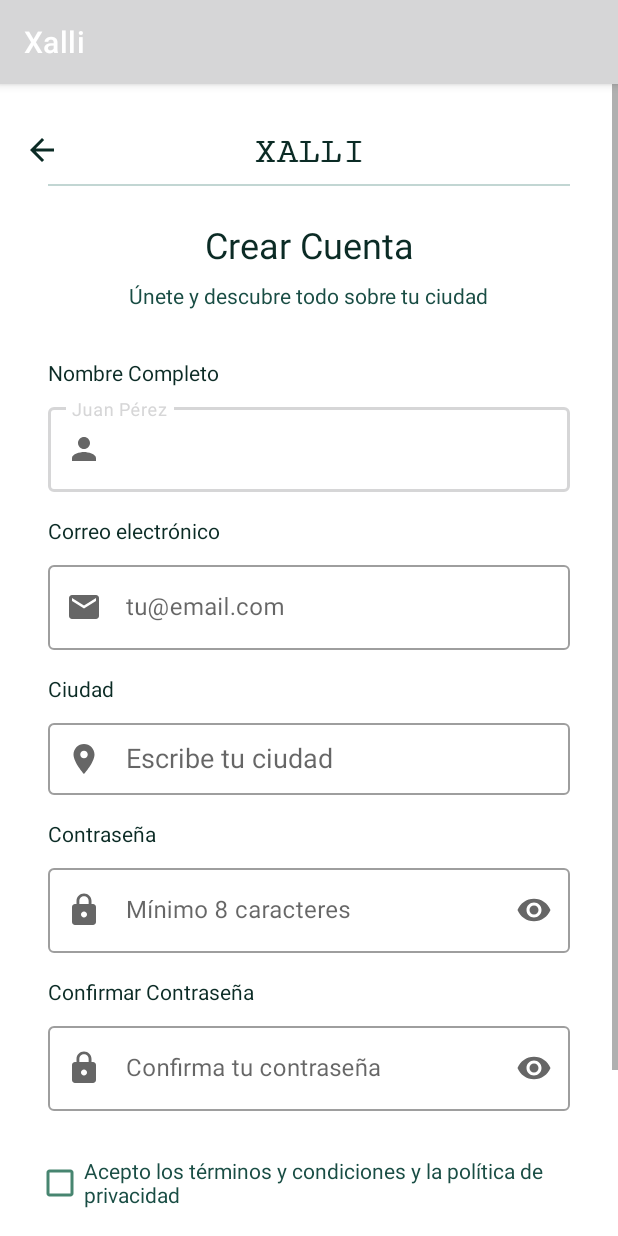
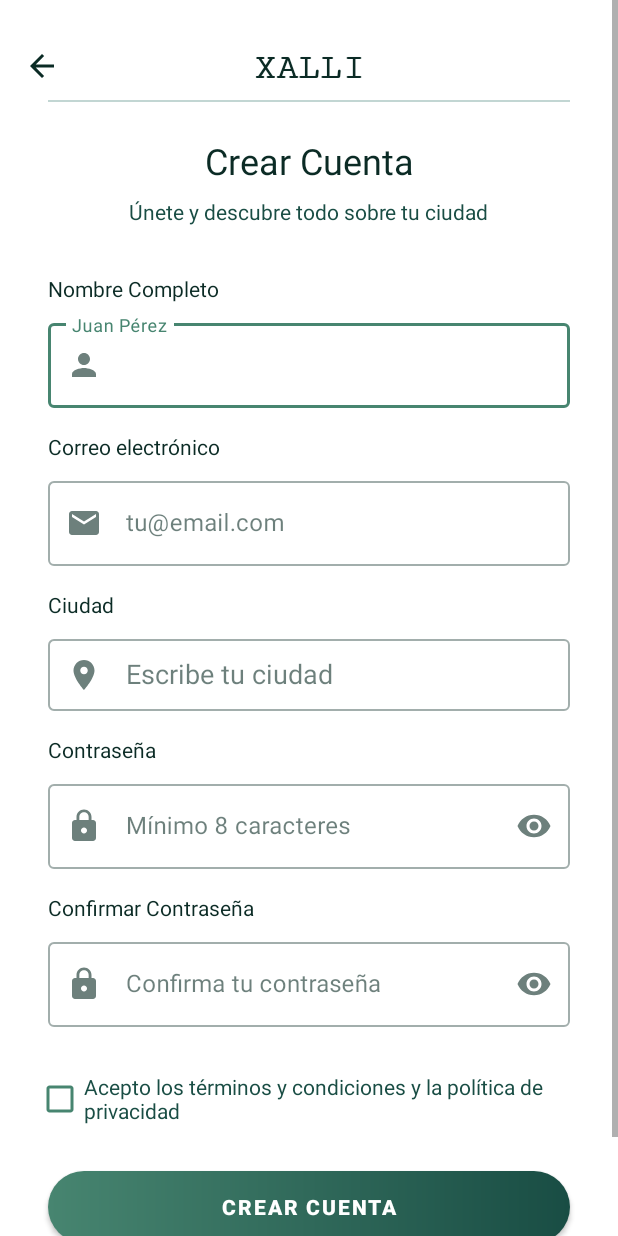
Before and after one commit to BrandonRamirez8/Hackatec_25, an Android app: the Register screen opened directly, with no data from a screen before it, on a phone screen of 412 x 824 dp. Run offline under Robolectric (Android 15) with nearby library versions, the phone set to English and light mode, and no system bars.

Commit message:
Solución al problema de arranque y ajustes de tema

```diff
--- a/app/src/main/AndroidManifest.xml
+++ b/app/src/main/AndroidManifest.xml
@@ -16,7 +16,12 @@
             android:exported="false" />
         <activity
             android:name=".Login"
-            android:exported="false" />
+            android:exported="true">
+            <intent-filter>
+                <action android:name="android.intent.action.MAIN" />
+                <category android:name="android.intent.category.LAUNCHER" />
+            </intent-filter>
+        </activity>
         <activity
             android:name=".MainActivity"
             android:exported="false" />
--- a/app/src/main/res/values-night/themes.xml
+++ b/app/src/main/res/values-night/themes.xml
@@ -1,16 +1,27 @@
+<?xml version="1.0" encoding="utf-8"?>
 <resources xmlns:tools="http://schemas.android.com/tools">
-    <!-- Base application theme. -->
-    <style name="Theme.Xalli" parent="Theme.MaterialComponents.DayNight.DarkActionBar">
-        <!-- Primary brand color. -->
-        <item name="colorPrimary">@color/purple_200</item>
-        <item name="colorPrimaryVariant">@color/purple_700</item>
-        <item name="colorOnPrimary">@color/black</item>
-        <!-- Secondary brand color. -->
-        <item name="colorSecondary">@color/teal_200</item>
-        <item name="colorSecondaryVariant">@color/teal_200</item>
-        <item name="colorOnSecondary">@color/black</item>
-        <!-- Status bar color. -->
-        <item name="android:statusBarColor">?attr/colorPrimaryVariant</item>
-        <!-- Customize your theme here. -->
+    <style name="Theme.Xalli" parent="Theme.MaterialComponents.DayNight.NoActionBar">
+        <!-- Primary branding colors -->
+        <item name="colorPrimary">@color/brunswick_green</item>
+        <item name="colorPrimaryVariant">@color/dark_green</item>
+        <item name="colorOnPrimary">@color/white</item>
+
+        <!-- Secondary branding colors -->
+        <item name="colorSecondary">@color/cambridge_blue</item>
+        <item name="colorSecondaryVariant">@color/ash_gray</item>
+        <item name="colorOnSecondary">@color/dark_green</item>
+
+        <!-- Background and surface -->
+        <item name="android:colorBackground">@color/dark_green</item>
+        <item name="colorSurface">@color/brunswick_green</item>
+        <item name="colorOnSurface">@color/ash_gray</item>
+
+        <!-- Text and links -->
+        <item name="android:textColor">@color/ash_gray</item>
+        <item name="android:textColorLink">@color/cambridge_blue</item>
+
+        <!-- Status bar and navigation bar -->
+        <item name="android:statusBarColor" tools:targetApi="l">@color/dark_green</item>
+        <item name="android:navigationBarColor" tools:targetApi="l">@color/brunswick_green</item>
     </style>
 </resources>
--- a/app/src/main/res/values/themes.xml
+++ b/app/src/main/res/values/themes.xml
@@ -1,16 +1,27 @@
+<?xml version="1.0" encoding="utf-8"?>
 <resources xmlns:tools="http://schemas.android.com/tools">
-    <!-- Base application theme. -->
-    <style name="Theme.Xalli" parent="Theme.MaterialComponents.DayNight.DarkActionBar">
-        <!-- Primary brand color. -->
-        <item name="colorPrimary">@color/purple_500</item>
-        <item name="colorPrimaryVariant">@color/purple_700</item>
+    <style name="Theme.Xalli" parent="Theme.MaterialComponents.DayNight.NoActionBar">
+        <!-- Primary branding colors -->
+        <item name="colorPrimary">@color/viridian</item>
+        <item name="colorPrimaryVariant">@color/brunswick_green</item>
         <item name="colorOnPrimary">@color/white</item>
-        <!-- Secondary brand color. -->
-        <item name="colorSecondary">@color/teal_200</item>
-        <item name="colorSecondaryVariant">@color/teal_700</item>
-        <item name="colorOnSecondary">@color/black</item>
-        <!-- Status bar color. -->
-        <item name="android:statusBarColor">?attr/colorPrimaryVariant</item>
-        <!-- Customize your theme here. -->
+
+        <!-- Secondary branding colors -->
+        <item name="colorSecondary">@color/old_gold</item>
+        <item name="colorSecondaryVariant">@color/cambridge_blue</item>
+        <item name="colorOnSecondary">@color/dark_green</item>
+
+        <!-- Background and surface -->
+        <item name="android:colorBackground">@color/white</item>
+        <item name="colorSurface">@color/ash_gray</item>
+        <item name="colorOnSurface">@color/text_color_primary</item>
+
+        <!-- Text and links -->
+        <item name="android:textColor">@color/text_color_primary</item>
+        <item name="android:textColorLink">@color/link_color</item>
+
+        <!-- Status bar and navigation bar -->
+        <item name="android:statusBarColor" tools:targetApi="l">@color/brunswick_green</item>
+        <item name="android:navigationBarColor" tools:targetApi="l">@color/ash_gray</item>
     </style>
 </resources>
```
